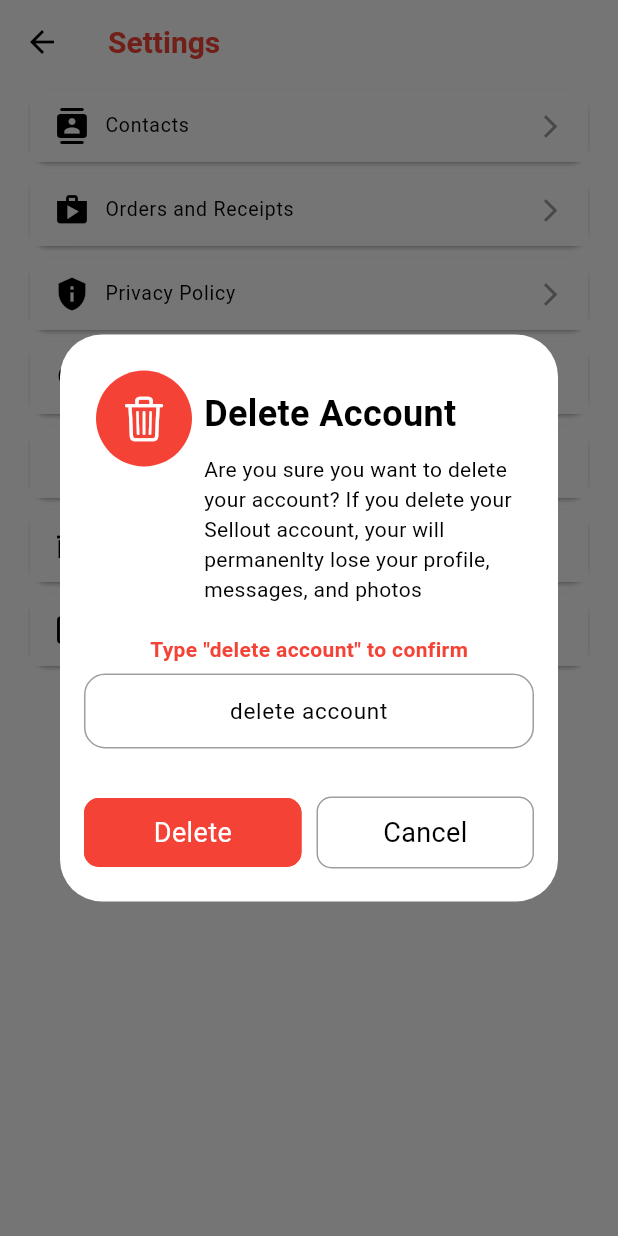
After one commit to askabdulhaseeb/selllout-mobile, a Flutter app: the SettingScreen screen opened by its route, after a tap on "Delete Account", on a phone screen of 412 x 824 dp. The commit adds this screen. Run offline on Flutter 3.47's test engine with Material 2 defaults, Android fonts, the phone set to English and light mode, and no system bars; our stand-ins replace cached_network_image, carousel_slider, cloud_firestore, dropdown_search, file_picker, firebase_auth and 6 more; missing offline and left inert: agora_rtc_engine, cached_video_player; accounts and stored records are empty.

Commit message:
setting page and delete account added

```diff
--- a/lib/database/auth_methods.dart
+++ b/lib/database/auth_methods.dart
@@ -8,7 +8,7 @@ class AuthMethods {
 
   static User? get getCurrentUser => _auth.currentUser;
   static String get uid => _auth.currentUser?.uid ?? '';
- static String get phoneNumber => _auth.currentUser?.phoneNumber ?? '';
+  static String get phoneNumber => _auth.currentUser?.phoneNumber ?? '';
 
   Future<int> verifyOTP(String verificationId, String otp) async {
     try {
@@ -30,6 +30,10 @@ class AuthMethods {
     }
   }
 
+  Future<void> deleteAccount() async {
+    await _auth.currentUser!.delete();
+  }
+
   Future<void> signOut() async {
     await _auth.signOut();
   }
--- a/lib/providers/app_theme.dart
+++ b/lib/providers/app_theme.dart
@@ -47,6 +47,7 @@ class AppThemes {
     dividerTheme: const DividerThemeData(color: Colors.grey, thickness: 0.5),
     listTileTheme: const ListTileThemeData(
       contentPadding: EdgeInsets.symmetric(horizontal: 16),
+      tileColor: Color(0xFF101018),
       horizontalTitleGap: 10,
     ),
     colorScheme: const ColorScheme.dark(
@@ -77,6 +78,7 @@ class AppThemes {
     dividerTheme: const DividerThemeData(color: Colors.grey, thickness: 0.5),
     listTileTheme: const ListTileThemeData(
       contentPadding: EdgeInsets.symmetric(horizontal: 16),
+      tileColor: Colors.white,
       horizontalTitleGap: 10,
     ),
     colorScheme: const ColorScheme.light(
--- a/lib/routies.dart
+++ b/lib/routies.dart
@@ -8,6 +8,7 @@ import 'screens/coming_soon_screen.dart';
 import 'screens/live_screens/bid_page/go_live_page.dart';
 import 'screens/main_screen/main_screen.dart';
 import 'screens/user_screens/user_blocked_screeb.dart';
+import 'screens/setting_screens/setting_screen.dart';
 
 final Map<String, WidgetBuilder> routes = <String, WidgetBuilder>{
   //
@@ -22,6 +23,8 @@ final Map<String, WidgetBuilder> routes = <String, WidgetBuilder>{
   //
   // BID
   GoLivePage.routeName: (_) => const GoLivePage(),
+  // Settings
+  SettingScreen.routeName: (_) => const SettingScreen(),
   //
   ComingSoonScreen.routeName: (_) => const ComingSoonScreen(),
   UserBlockedScreen.routeName: (_) => const UserBlockedScreen(),
--- /dev/null
+++ b/lib/screens/setting_screens/setting_screen.dart
@@ -0,0 +1,104 @@
+import 'package:flutter/material.dart';
+
+import '../../database/auth_methods.dart';
+import '../../widgets/settings/delete_account_widget.dart';
+import '../auth/phone_number_screen.dart';
+
+class SettingScreen extends StatelessWidget {
+  const SettingScreen({Key? key}) : super(key: key);
+  static const String routeName = '/setting-screen';
+  @override
+  Widget build(BuildContext context) {
+    return Scaffold(
+      appBar: AppBar(title: const Text('Settings')),
+      body: SingleChildScrollView(
+        child: Padding(
+          padding: const EdgeInsets.symmetric(horizontal: 16),
+          child: Column(
+            children: <Widget>[
+              _Tile(
+                icon: Icons.contacts_rounded,
+                title: 'Contacts',
+                onTap: () async {},
+              ),
+              _Tile(
+                icon: Icons.shop,
+                title: 'Orders and Receipts',
+                onTap: () async {},
+              ),
+              _Tile(
+                icon: Icons.privacy_tip,
+                title: 'Privacy Policy',
+                onTap: () async {},
+              ),
+              _Tile(
+                icon: Icons.contact_support_rounded,
+                title: 'Support',
+                onTap: () async {},
+              ),
+              _Tile(
+                icon: Icons.e_mobiledata_rounded,
+                title: 'About Us',
+                onTap: () async {},
+              ),
+              _Tile(
+                icon: Icons.delete_sweep_sharp,
+                title: 'Delete Account',
+                onTap: () async {
+                  showDialog(
+                    context: context,
+                    builder: (BuildContext context) => const Dialog(
+                      child: DeleteAccountWidget(),
+                    ),
+                  );
+                },
+              ),
+              _Tile(
+                icon: Icons.logout,
+                title: 'Log Out',
+                onTap: () async {
+                  await AuthMethods().signOut();
+                  // ignore: use_build_context_synchronously
+                  Navigator.of(context).pushNamedAndRemoveUntil(
+                    PhoneNumberScreen.routeName,
+                    (Route<dynamic> route) => false,
+                  );
+                },
+              ),
+            ],
+          ),
+        ),
+      ),
+    );
+  }
+}
+
+class _Tile extends StatelessWidget {
+  const _Tile({
+    required this.icon,
+    required this.title,
+    required this.onTap,
+    Key? key,
+  }) : super(key: key);
+
+  final IconData icon;
+  final String title;
+  final VoidCallback onTap;
+
+  @override
+  Widget build(BuildContext context) {
+    return Card(
+      child: ListTile(
+        dense: true,
+        leading: Icon(icon, color: Theme.of(context).iconTheme.color),
+        title: Text(title),
+        trailing: const Icon(
+          Icons.arrow_forward_ios_sharp,
+          color: Colors.grey,
+          size: 18,
+        ),
+        onTap: onTap,
+      ),
+    );
+  }
+}
--- /dev/null
+++ b/lib/widgets/settings/delete_account_widget.dart
@@ -0,0 +1,124 @@
+import 'package:flutter/cupertino.dart';
+import 'package:flutter/material.dart';
+
+import '../../database/auth_methods.dart';
+import '../../screens/auth/phone_number_screen.dart';
+import '../custom_widgets/custom_elevated_button.dart';
+import '../custom_widgets/custom_textformfield.dart';
+
+class DeleteAccountWidget extends StatefulWidget {
+  const DeleteAccountWidget({Key? key}) : super(key: key);
+
+  @override
+  State<DeleteAccountWidget> createState() => _DeleteAccountWidgetState();
+}
+
+class _DeleteAccountWidgetState extends State<DeleteAccountWidget> {
+  final TextEditingController _controller = TextEditingController();
+  final GlobalKey<FormState> _key = GlobalKey<FormState>();
+  @override
+  Widget build(BuildContext context) {
+    return Padding(
+      padding: const EdgeInsets.all(16),
+      child: Form(
+        key: _key,
+        child: Column(
+          mainAxisSize: MainAxisSize.min,
+          children: <Widget>[
+            Row(
+              crossAxisAlignment: CrossAxisAlignment.start,
+              children: <Widget>[
+                Padding(
+                  padding: const EdgeInsets.all(8.0),
+                  child: CircleAvatar(
+                    radius: 32,
+                    backgroundColor: Theme.of(context).primaryColor,
+                    child: const Icon(
+                      CupertinoIcons.delete,
+                      color: Colors.white,
+                      size: 32,
+                    ),
+                  ),
+                ),
+                Expanded(
+                  child: Column(
+                    crossAxisAlignment: CrossAxisAlignment.start,
+                    mainAxisSize: MainAxisSize.min,
+                    children: const <Widget>[
+                      SizedBox(height: 20),
+                      Text(
+                        'Delete Account',
+                        style: TextStyle(
+                          fontWeight: FontWeight.bold,
+                          fontSize: 24,
+                        ),
+                      ),
+                      SizedBox(height: 10),
+                      Text(
+                        'Are you sure you want to delete your account? If you delete your Sellout account, your will permanenlty lose your profile, messages, and photos',
+                      ),
+                    ],
+                  ),
+                ),
+              ],
+            ),
+            const SizedBox(height: 20),
+            Text(
+              'Type "delete account" to confirm',
+              style: TextStyle(
+                color: Theme.of(context).primaryColor,
+                fontWeight: FontWeight.bold,
+              ),
+            ),
+            CustomTextFormField(
+              controller: _controller,
+              color: Colors.transparent,
+              textAlign: TextAlign.center,
+              validator: (String? value) =>
+                  value!.toLowerCase() == 'delete account' ||
+                          value.toLowerCase() == '"delete account"'
+                      ? null
+                      : 'Type "delete account" here',
+              hint: 'delete account',
+            ),
+            const SizedBox(height: 20),
+            Row(
+              children: <Widget>[
+                Expanded(
+                  child: CustomElevatedButton(
+                    title: 'Delete',
+                    borderRadius: BorderRadius.circular(10),
+                    onTap: () async {
+                      if (_key.currentState!.validate()) {
+                        await AuthMethods().deleteAccount();
+                        if (!mounted) return;
+                        Navigator.of(context).pushNamedAndRemoveUntil(
+                          PhoneNumberScreen.routeName,
+                          (Route<dynamic> route) => false,
+                        );
+                      }
+                    },
+                  ),
+                ),
+                const SizedBox(width: 10),
+                Expanded(
+                  child: CustomElevatedButton(
+                    title: 'Cancel',
+                    bgColor: Colors.transparent,
+                    borderRadius: BorderRadius.circular(10),
+                    border: Border.all(color: Colors.grey),
+                    textStyle: TextStyle(
+                      color: Theme.of(context).textTheme.bodyText1!.color,
+                      fontSize: 18,
+                    ),
+                    onTap: () => Navigator.of(context).pop(),
+                  ),
+                ),
+              ],
+            ),
+          ],
+        ),
+      ),
+    );
+  }
+}
--- a/lib/widgets/user/profile_more_drawer.dart
+++ b/lib/widgets/user/profile_more_drawer.dart
@@ -4,6 +4,7 @@ import 'package:url_launcher/url_launcher.dart';
 import '../../database/auth_methods.dart';
 import '../../screens/auth/phone_number_screen.dart';
 import '../../screens/coming_soon_screen.dart';
+import '../../screens/setting_screens/setting_screen.dart';
 
 class ProfileMoreDrawer extends StatelessWidget {
   const ProfileMoreDrawer({Key? key}) : super(key: key);
@@ -40,7 +41,7 @@ class ProfileMoreDrawer extends StatelessWidget {
         const Divider(thickness: 0.2),
         ListTile(
           onTap: () =>
-              Navigator.of(context).pushNamed(ComingSoonScreen.routeName),
+              Navigator.of(context).pushNamed(SettingScreen.routeName),
           leading: const Icon(Icons.settings),
           title: const Text('Settings'),
         ),
--- a/pubspec.yaml
+++ b/pubspec.yaml
@@ -3,7 +3,7 @@ description: Sell everything & anything!
 
 publish_to: "none" # Remove this line if you wish to publish to pub.dev
 
-version: 1.1.0+9
+version: 1.1.2+1
 
 environment:
   sdk: ">=2.17.6 <3.0.0"
```
Also changed, not shown: 4 other files.
